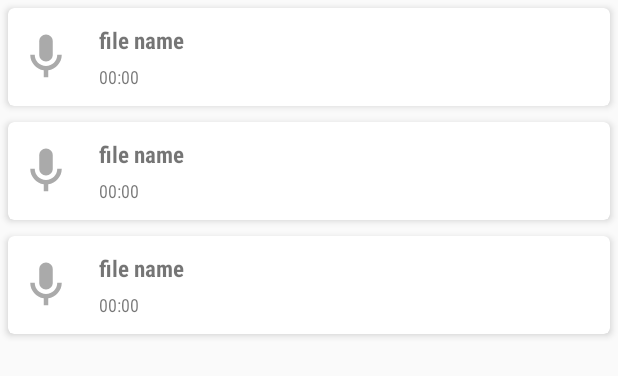
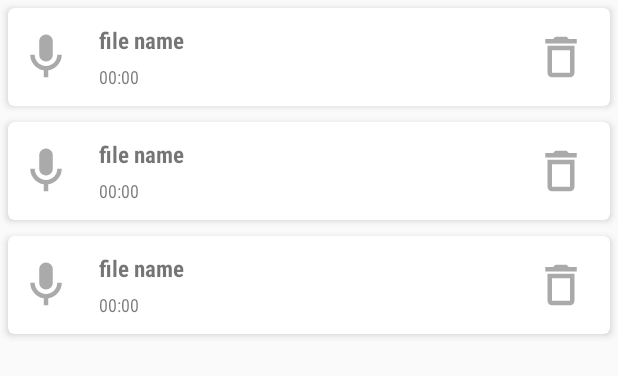
Before and after one commit to locksmith-ru/voice-recorder, an Android app: the layout fragment_list_record.xml on its own in the app's theme, with its tools: preview values and no code run, on a phone screen of 412 x 824 dp. Shown: the top 376 px of the screen. Run offline under Robolectric (Android 15) with nearby library versions, the phone set to English and light mode, and no system bars.

Commit message:
added delete button

```diff
--- /dev/null
+++ b/app/src/main/res/drawable/ic_delete_36.xml
@@ -0,0 +1,5 @@
+<vector android:height="36dp" android:tint="#FFFFFF"
+    android:viewportHeight="24" android:viewportWidth="24"
+    android:width="36dp" xmlns:android="http://schemas.android.com/apk/res/android">
+    <path android:fillColor="@android:color/white" android:pathData="M16,9v10H8V9h8m-1.5,-6h-5l-1,1H5v2h14V4h-3.5l-1,-1zM18,7H6v12c0,1.1 0.9,2 2,2h8c1.1,0 2,-0.9 2,-2V7z"/>
+</vector>
--- a/app/src/main/res/layout/list_item_record.xml
+++ b/app/src/main/res/layout/list_item_record.xml
@@ -32,8 +32,9 @@
                 app:tint="@android:color/darker_gray" />
 
             <LinearLayout
-                android:layout_width="match_parent"
+                android:layout_width="0dp"
                 android:layout_height="wrap_content"
+                android:layout_weight="1"
                 android:layout_gravity="center"
                 android:layout_marginStart="10dp"
                 android:orientation="vertical">
@@ -58,6 +59,17 @@
 
             </LinearLayout>
 
+            <androidx.appcompat.widget.AppCompatImageButton
+                android:id="@+id/remove_button"
+                android:layout_width="wrap_content"
+                android:layout_height="wrap_content"
+                android:layout_gravity="center"
+                android:background="?android:attr/selectableItemBackground"
+                android:tint="@android:color/darker_gray"
+                android:padding="7dp"
+                android:layout_marginHorizontal="7dp"
+                android:src="@drawable/ic_delete_36"/>
+
         </LinearLayout>
 
     </androidx.cardview.widget.CardView>
```
Also changed, not shown: app/src/main/java/ru/bedayev/voicerecorder/recordlist/ListRecordAdapter.kt (+5 -2 lines), app/src/main/java/ru/bedayev/voicerecorder/removedialog/RemoveDialogFragment.kt (+4 -4 lines).
